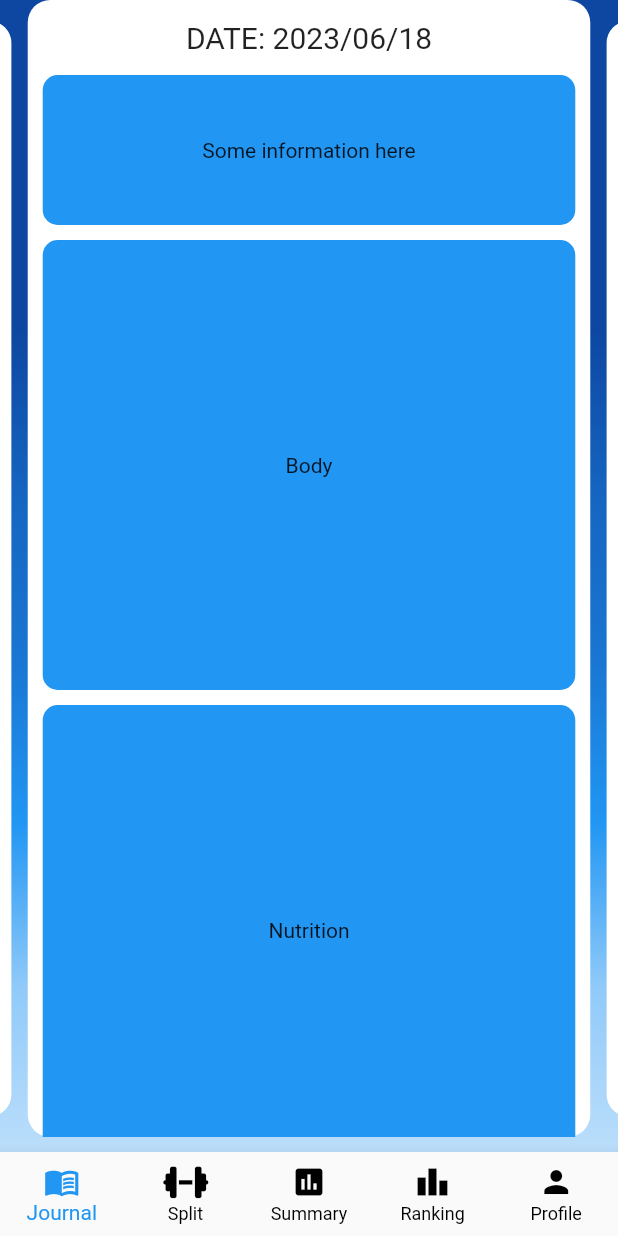
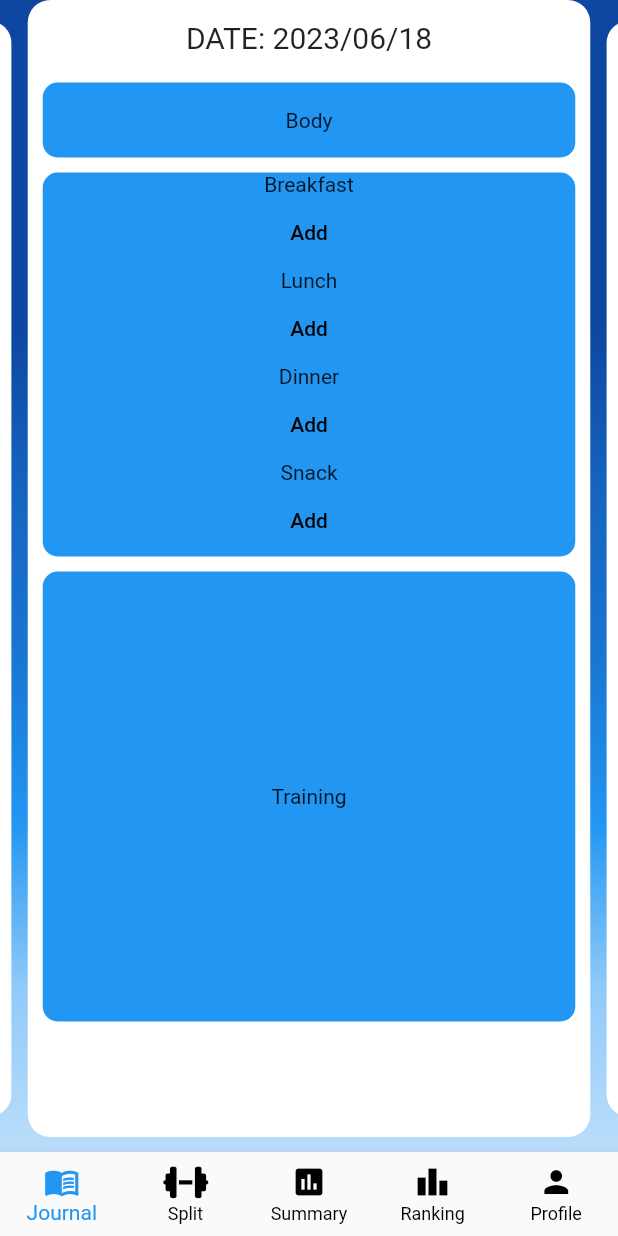
Before and after one commit to ChunKaiC/mystats, a Flutter app: the MainAppView screen opened by its route, on a phone screen of 412 x 824 dp. Run offline on Flutter 3.47's test engine with Material 2 defaults, Android fonts, the phone set to English and light mode, and no system bars; drawn by our look-alikes of carousel_slider; our stand-ins replace email_validator, firebase_auth, firebase_core, flutter_easyloading, font_awesome_flutter, google_fonts and 3 more; accounts and stored records are empty; Roboto replaces fonts that are missing (Koulen).

Commit message:
editable nutrition section

```diff
--- a/lib/views/main_app_pages/journal_page.dart
+++ b/lib/views/main_app_pages/journal_page.dart
@@ -93,7 +93,6 @@ class JournalEntryPage extends StatelessWidget {
           Expanded(
             child: ListView(
               children: [
-                InfoCard(),
                 BodyCard(),
                 NutritionCard(),
                 TrainingCard(),
@@ -130,7 +129,7 @@ class BodyCard extends StatelessWidget {
   @override
   Widget build(BuildContext context) {
     return Container(
-      height: 300,
+      height: 50,
       width: double.infinity,
       margin: const EdgeInsets.fromLTRB(10, 5, 10, 5),
       decoration: BoxDecoration(
@@ -142,19 +141,119 @@ class BodyCard extends StatelessWidget {
   }
 }
 
-class NutritionCard extends StatelessWidget {
+class NutritionInfo {
+  String food;
+  int calories;
+  int fats;
+  int proteins;
+  int carbs;
+
+  NutritionInfo(this.food, this.calories, this.fats, this.proteins, this.carbs);
+}
+
+class NutritionCard extends StatefulWidget {
   const NutritionCard({super.key});
 
   @override
+  State<NutritionCard> createState() => _NutritionCardState();
+}
+
+class _NutritionCardState extends State<NutritionCard> {
+  List<NutritionInfo> breakfast = [];
+  List<NutritionInfo> lunch = [];
+  List<NutritionInfo> dinner = [];
+  List<NutritionInfo> snacks = [];
+
+  @override
   Widget build(BuildContext context) {
+    final List<Widget> breakfastSection = [Text('Breakfast')];
+    for (int i = 0; i < breakfast.length + 1; i++) {
+      if (i == breakfast.length) {
+        breakfastSection.add(TextButton(
+            onPressed: () {
+              setState(() {
+                breakfast.add(NutritionInfo('stuff', 0, 0, 0, 0));
+              });
+            },
+            child: Text(
+              'Add',
+              style: GoogleFonts.roboto(color: Colors.black),
+            )));
+      } else {
+        final info = breakfast[i];
+        breakfastSection.add(Text(info.food));
+      }
+    }
+
+    final List<Widget> lunchSection = [Text('Lunch')];
+    for (int i = 0; i < lunch.length + 1; i++) {
+      if (i == lunch.length) {
+        lunchSection.add(TextButton(
+            onPressed: () {
+              setState(() {
+                lunch.add(NutritionInfo('stuff', 0, 0, 0, 0));
+              });
+            },
+            child: Text(
+              'Add',
+              style: GoogleFonts.roboto(color: Colors.black),
+            )));
+      } else {
+        final info = lunch[i];
+        lunchSection.add(Text(info.food));
+      }
+    }
+
+    final List<Widget> dinnerSection = [Text('Dinner')];
+    for (int i = 0; i < dinner.length + 1; i++) {
+      if (i == dinner.length) {
+        dinnerSection.add(TextButton(
+            onPressed: () {
+              setState(() {
+                dinner.add(NutritionInfo('stuff', 0, 0, 0, 0));
+              });
+            },
+            child: Text(
+              'Add',
+              style: GoogleFonts.roboto(color: Colors.black),
+            )));
+      } else {
+        final info = dinner[i];
+        dinnerSection.add(Text(info.food));
+      }
+    }
+
+    final List<Widget> snackSection = [Text('Snack')];
+    for (int i = 0; i < snacks.length + 1; i++) {
+      if (i == snacks.length) {
+        snackSection.add(TextButton(
+            onPressed: () {
+              setState(() {
+                snacks.add(NutritionInfo('stuff', 0, 0, 0, 0));
+              });
+            },
+            child: Text(
+              'Add',
+              style: GoogleFonts.roboto(color: Colors.black),
+            )));
+      } else {
+        final info = snacks[i];
+        snackSection.add(Text(info.food));
+      }
+    }
+
     return Container(
-      height: 300,
       width: double.infinity,
       margin: const EdgeInsets.fromLTRB(10, 5, 10, 5),
       decoration: BoxDecoration(
           color: Colors.blue, borderRadius: BorderRadius.circular(10)),
-      child: Center(
-        child: Text('Nutrition'),
+      child: Column(
+        children: [
+          Column(children: breakfastSection),
+          Column(children: lunchSection),
+          Column(children: dinnerSection),
+          Column(children: snackSection)
+        ],
       ),
     );
   }
```
